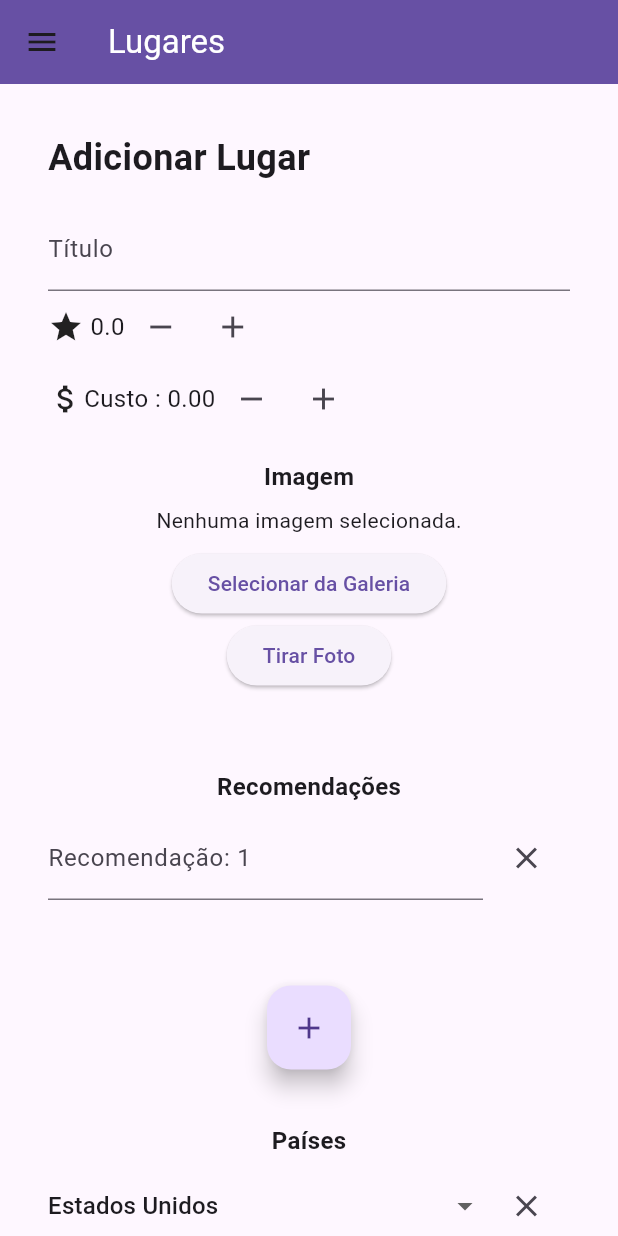
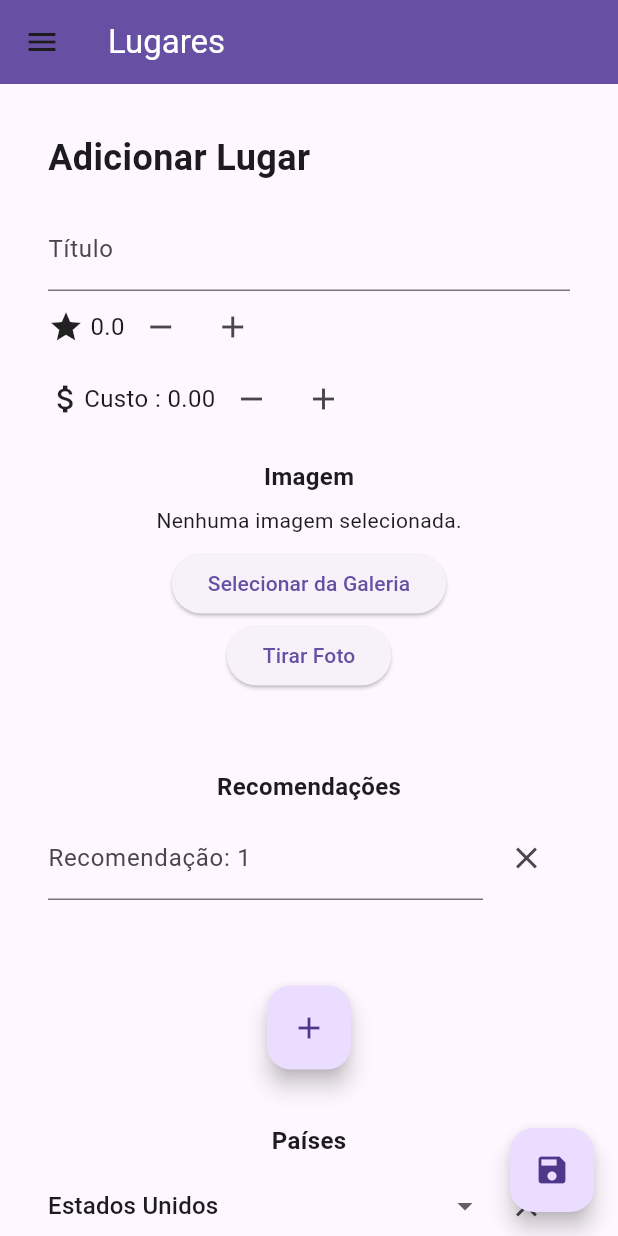
Before and after one commit to luisesales/Desenvolvimento-de-Sistemas-Para-Dispositivos-Moveis, a Flutter app: the AdicionarLugar screen opened by its route, on a phone screen of 412 x 824 dp. Run offline on Flutter 3.47's test engine with Material 3 defaults, Android fonts, the phone set to English and light mode, and no system bars; our stand-ins replace image_picker; missing offline and left inert: intl_utils.

Commit message:
updating mini _projeto_3 - adding addLugar untested

```diff
--- a/mini_projeto_3/lib/screens/adicionarLugar.dart
+++ b/mini_projeto_3/lib/screens/adicionarLugar.dart
@@ -17,8 +17,13 @@ class AdicionarLugar extends StatefulWidget {
 }
 
 class _AdicionarLugarState extends State<AdicionarLugar> {
+
+
+
   @override
   Widget build(BuildContext context) {
+    List<Lugar> todos_lugares = context.watch<PaisesModel>().todos_lugares;
+    List<Pais> todos_paises = context.watch<PaisesModel>().todos_paises;
     final _titleController = TextEditingController();
     String? _imageURL;
     double _avaliation = 0.0;
@@ -29,12 +34,56 @@ class _AdicionarLugarState extends State<AdicionarLugar> {
     bool _wrongPais = false;
     bool _wrongImage = false;
     bool _wrongRecomendation = false;
-    bool _wrongAvaliation = false;
-    bool _wrongCost = false;
 
     void _updateValue(dynamic newValue, dynamic variable){
       setState(() {
         variable = newValue;
+      });
+    }
+
+    void _saveUser(){
+    setState(() {
+      if(_titleController.text.isEmpty){
+        _wrongTitle = true;
+        return;
+      }
+      if(_imageURL!.isEmpty ||
+       (todos_lugares.any((lugar) => (lugar.imagemUrl == _imageURL)))
+       ){
+        _wrongImage = true;
+        return;
+      }
+      for(TextEditingController t in _recomendations){
+        if(t.text.isEmpty){
+          _wrongRecomendation = true;
+          return;
+        }
+      }
+      if(_countries.isEmpty){
+        _wrongPais = true;
+        return;
+      }
+      List<String> countriesIds = [];
+      for(String s in _countries){
+        String countryId = todos_paises.firstWhere((pais) => pais.titulo == s).id;
+        if(!countriesIds.contains(countryId)){
+          countriesIds.add(countryId);
+        }
+      }
+      List<String> formatRecomendations = [];
+      int index = 1;
+      for(TextEditingController t in _recomendations){
+        formatRecomendations.add("${index++}. ${t.text}");
+      }
+      Provider.of<PaisesModel>(context).addLugar(Lugar(
+        id: "p${todos_lugares.length+1}",
+        paises: countriesIds,
+        titulo: _titleController.text,
+        imagemUrl: _imageURL,
+        recomendacoes: formatRecomendations,
+        avaliacao: _avaliation,
+        custoMedio: _cost)
+      );
     });
    }
 
@@ -47,7 +96,8 @@ class _AdicionarLugarState extends State<AdicionarLugar> {
         backgroundColor: ThemeData().primaryColor,
       ),
       drawer: MeuDrawer(),
-      body: SingleChildScrollView(child : Container(
+      body: Stack(children: [
+        SingleChildScrollView(child : Container(
           padding: EdgeInsets.all(32),
           child: Column(
             crossAxisAlignment: CrossAxisAlignment.start,
@@ -63,15 +113,20 @@ class _AdicionarLugarState extends State<AdicionarLugar> {
                 child: Column(
                   children: [
                     TextFormField(
+                      controller: _titleController,
                       decoration: InputDecoration(
                         labelText: 'Título',
                       ),
-                    validator: (value) {
-                      if (value == null || value.isEmpty) {
-                        return 'Por favor insira um título';
-                      }
-                      return null;
-                    },
+                    ),
+                    Visibility(
+                      visible: _wrongTitle,
+                      child: Text(
+                          "Por favor insira um título",
+                          style: TextStyle(
+                            color: Colors.red[600],
+                            fontSize: 8,
+                        ),
+                      ),
                     ),
                     Center(
                       child: Wrap(
@@ -111,16 +166,46 @@ class _AdicionarLugarState extends State<AdicionarLugar> {
                             margin: EdgeInsets.only(top: 16, bottom: 16),
                             child: imagePicker(onImagePicked: (String){_updateValue(String,_imageURL);},)
                           ),
+                          Visibility(
+                            visible: _wrongImage,
+                            child: Text(
+                                "Por favor insira uma imagem não registrada",
+                                style: TextStyle(
+                                  color: Colors.red[600],
+                                  fontSize: 8,
+                              ),
+                            ),
+                          ),
                           DynamicTextInput(
                             title: "Recomendações",
                             label : "Recomendação",
                             controllers: _recomendations,
                           ),
+                          Visibility(
+                            visible: _wrongRecomendation,
+                            child: Text(
+                                "Por favor insira uma recomendação",
+                                style: TextStyle(
+                                  color: Colors.red[600],
+                                  fontSize: 8,
+                              ),
+                            ),
+                          ),
                           DynamicDropdownList(
                             title: "Países",
                             label: "País",
                             selectedList: _countries,
-                          list: context.watch<PaisesModel>().todos_paises.map((pais) => pais.titulo).toList(),
+                            list: todos_paises.map((pais) => pais.titulo).toList(),
+                          ),
+                          Visibility(
+                            visible: _wrongPais,
+                            child: Text(
+                                "Por favor insira um país",
+                                style: TextStyle(
+                                  color: Colors.red[600],
+                                  fontSize: 8,
+                              ),
+                            ),
                           ),
                         ],
                       ),
@@ -131,7 +216,22 @@ class _AdicionarLugarState extends State<AdicionarLugar> {
               ),
             ]),
           )
-      )
+        ),
+        Positioned(
+          bottom: 16,
+          right: 16,
+          child: Row(
+            mainAxisAlignment: MainAxisAlignment.end,
+            children: [
+              FloatingActionButton(
+                onPressed: _saveUser,
+                tooltip: 'Salvar Dados',
+
+                child: Icon(Icons.save),
+              ),
+          ],),
+        ),
+      ]),
     );
   }
 }
```
Also changed, not shown: mini_projeto_3/lib/model/PaisesModel.dart (+16 -1 lines). Lines whose indentation alone changed are shown as unchanged.
